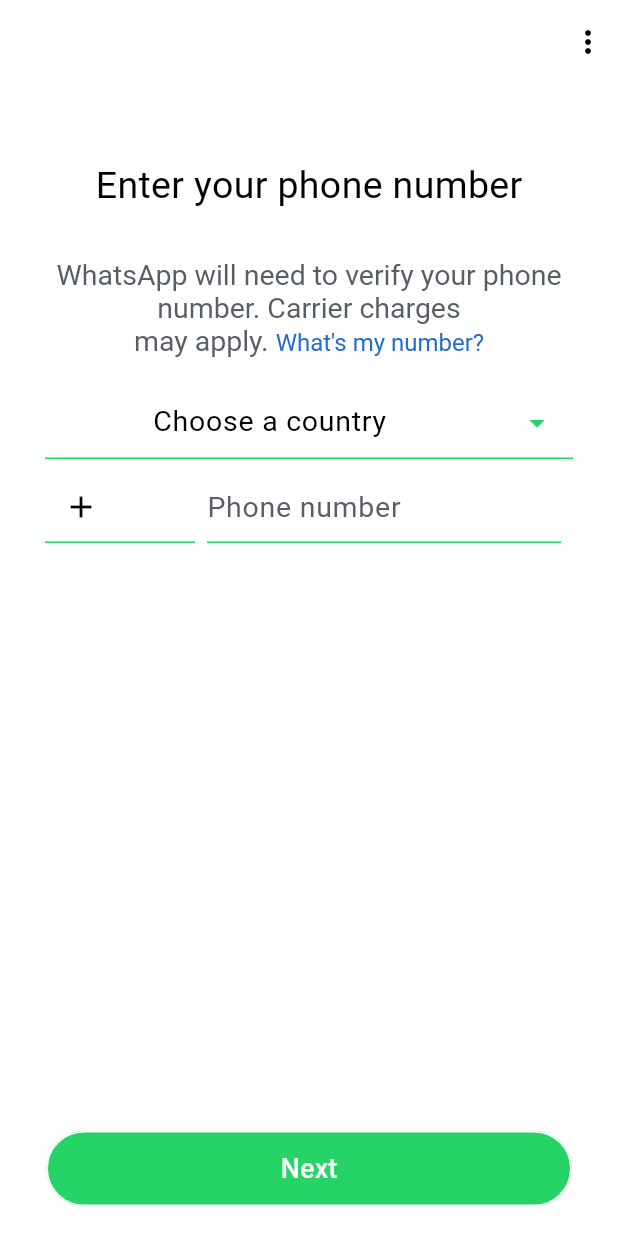
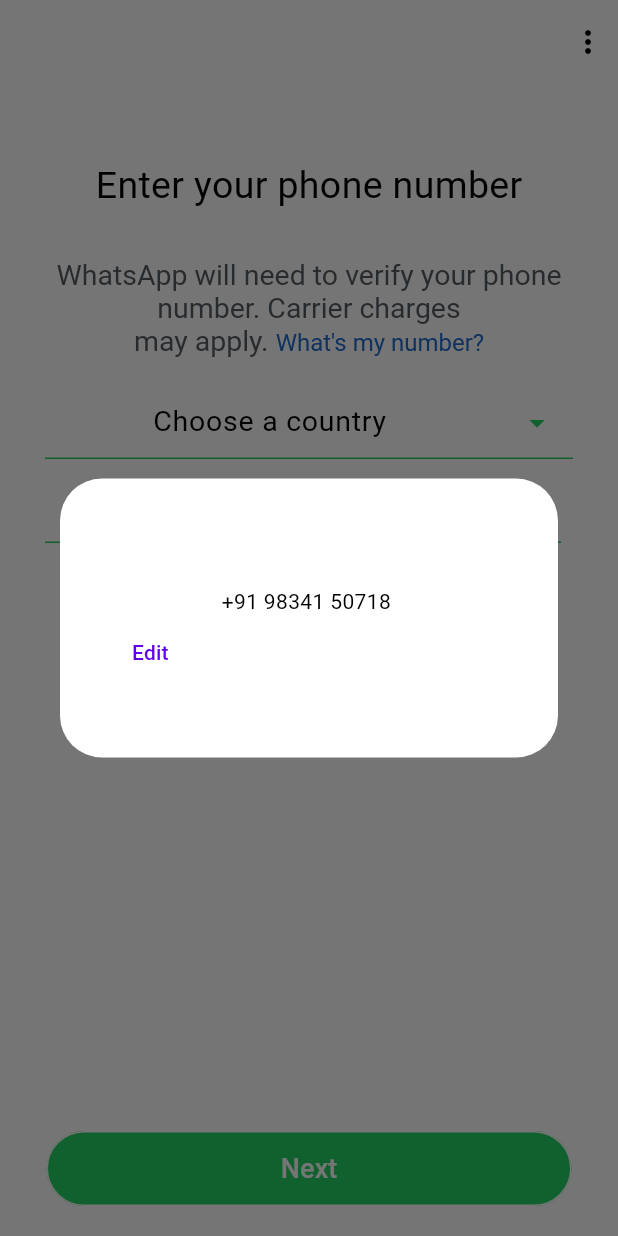
Before and after one commit to RohanSunar15/whatsapp_clone, a Flutter app: the AuthPage screen opened directly, after a tap on "Next", on a phone screen of 412 x 824 dp. Run offline on Flutter 3.47's test engine with Material 3 defaults, Android fonts, the light colour scheme and no system bars; our stand-ins replace bloc, flutter_bloc.

Commit message:
Added Custom DialogBox

```diff
--- /dev/null
+++ b/lib/core/widget/custom_show_dialog.dart
@@ -0,0 +1,34 @@
+import 'package:flutter/material.dart';
+import 'package:whatsapp_clone/core/widget/custom_button.dart';
+
+class CustomShowDialog extends StatelessWidget {
+  final String title;
+  final TextStyle style;
+  final double dialogHeight;
+  final double dialogWidth;
+
+  const CustomShowDialog({
+    super.key,
+     this.title = "",
+    required this.style,
+     this.dialogHeight = 90,
+     this.dialogWidth = 300,
+  });
+
+  @override
+  Widget build(BuildContext context) {
+    return AlertDialog(
+      title: Text(title, style: style),
+      content: SizedBox(
+        height: dialogHeight,
+        width: dialogWidth,
+        child: Column(
+          children: [
+            Text("+91 98341 50718 "),
+            Row(children: [CustomOutlinedButton(childWidget: Text('Edit'))]),
+          ],
+        ),
+      ),
+    );
+  }
+}
--- a/lib/features/auth/auth.dart
+++ b/lib/features/auth/auth.dart
@@ -2,6 +2,7 @@
 import 'package:flutter/services.dart';
 import 'package:whatsapp_clone/core/theme/app_color.dart';
 import 'package:whatsapp_clone/core/widget/custom_button.dart';
+import 'package:whatsapp_clone/core/widget/custom_show_dialog.dart';
 import 'package:whatsapp_clone/features/auth/countryCodePage/country_code_page.dart';
 import 'package:whatsapp_clone/features/auth/countryCodePage/local_repository/country_code_data.dart';
 
@@ -12,11 +13,18 @@
   State<AuthPage> createState() => _AuthPageState();
 }
 
+void _confirmNumberDialogBox (BuildContext context){
+  showDialog(
+      context: context,
+      builder: (_) => const CustomShowDialog( style: TextStyle(),)
+  );
+}
+
 class _AuthPageState extends State<AuthPage> {
+
   @override
   Widget build(BuildContext context) {
     String? selectedCountry;
-    final countryEntries = CountryCodeList.countries.entries.toList();
 
     return Scaffold(
       appBar: AppBar(
@@ -176,6 +184,9 @@
                         fontSize: 18,
                     ),
                     ),
+                  onPressed: (){
+                    _confirmNumberDialogBox(context);
+                  }
                 ),
               ),
 
@@ -186,4 +197,5 @@
       ),
     );
   }
+
 }
```
